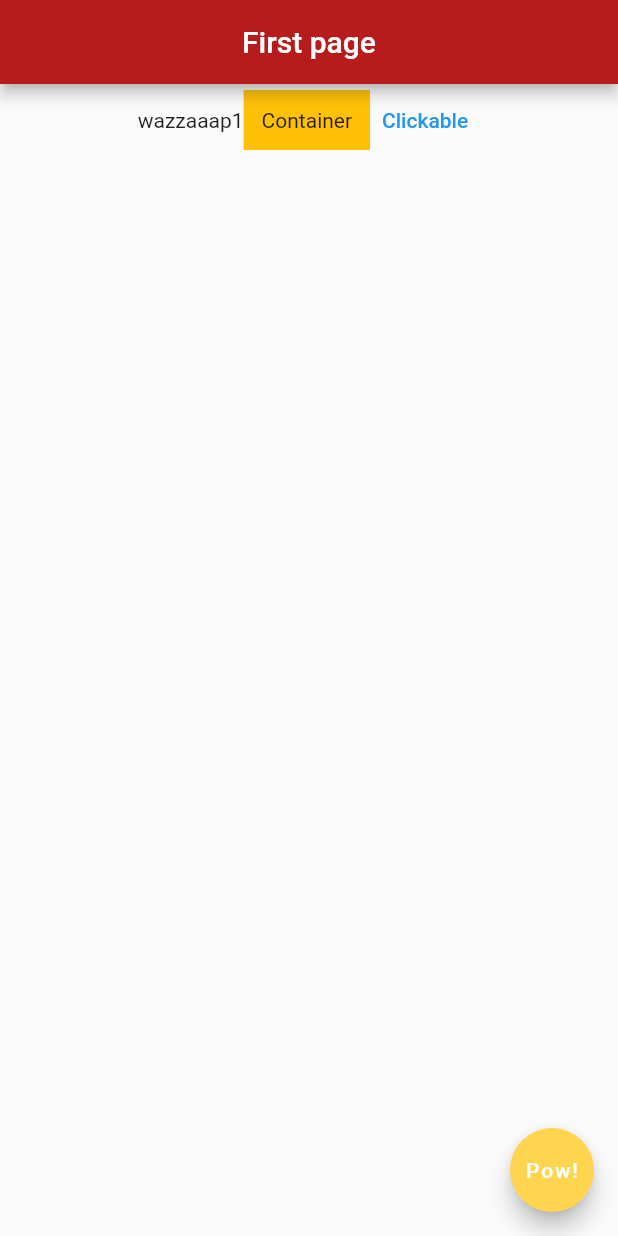
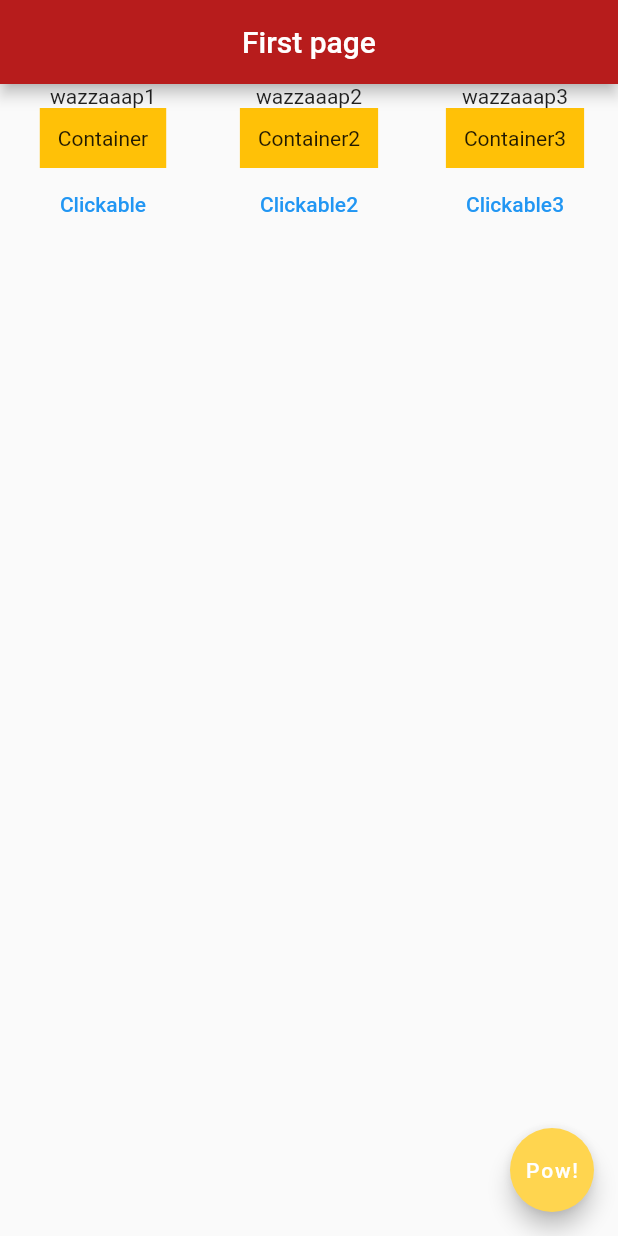
Before and after one commit to Fliyn/Flutter_Learning, a Flutter app: the screen it shows after launch, on a phone screen of 412 x 824 dp. Run offline on Flutter 3.47's test engine with Material 2 defaults, Android fonts, the phone set to English and light mode, and no system bars.

Commit message:
colmns,rows

```diff
--- a/lib/main.dart
+++ b/lib/main.dart
@@ -16,12 +16,51 @@ void main() {
           centerTitle: true,
           backgroundColor: Colors.red[900],
         ),
-        body: Row(
-          mainAxisAlignment: MainAxisAlignment.center,
+        body: Column(
+          mainAxisAlignment: MainAxisAlignment.start,
           children: <Widget>[
-            Text("wazzaaap1"),
-            Container(color: Colors.amber,padding: EdgeInsets.all(12),child: Text("Container"),),
-            TextButton(onPressed: (){},child: Text("Clickable"),),
+            const Row(
+              mainAxisAlignment: MainAxisAlignment.center,
+              children:<Widget>[
+                Expanded(flex:5,child: Column(children: <Widget>[Text("wazzaaap1"),])),
+                Expanded(flex:5,child: Column(children: <Widget>[Text("wazzaaap2"),])),
+                Expanded(flex:5,child: Column(children: <Widget>[Text("wazzaaap3"),])),
+            ],
+            ),
+            Row(
+              mainAxisAlignment: MainAxisAlignment.center,
+              children:<Widget>[
+                Expanded(child: Column(children: <Widget>[Container(color: Colors.amber,padding: EdgeInsets.all(12),child: Text("Container"),),])),
+                Expanded(child: Column(children: <Widget>[Container(color: Colors.amber,padding: EdgeInsets.all(12),child: Text("Container2"),),])),
+                Expanded(child: Column(children: <Widget>[Container(color: Colors.amber,padding: EdgeInsets.all(12),child: Text("Container3"),),])),
+            ],
+            ),
+            Row(
+              mainAxisAlignment: MainAxisAlignment.center,
+              children:<Widget>[
+              Expanded(
+                child: Column(
+                  children: [
+                    TextButton(onPressed: (){},child: Text("Clickable"),),
+                  ],
+                ),
+              ),
+                Expanded(
+                child: Column(
+                  children: [
+                    TextButton(onPressed: (){},child: Text("Clickable2"),),
+                  ],
+                ),
+              ),
+                Expanded(
+                child: Column(
+                  children: [
+                    TextButton(onPressed: (){},child: Text("Clickable3"),),
+                  ],
+                ),
+              ),
+            ],
+            ),
           ],
         ),
         floatingActionButton: FloatingActionButton(
```
